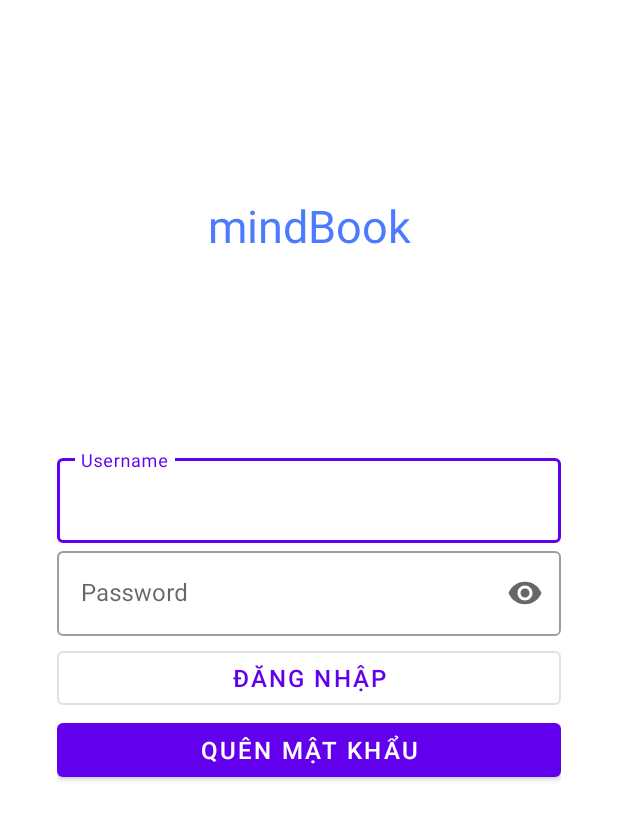
After one commit to maytinhdibo/mindBook, an Android app: the LoginActivity screen opened directly, with no data from a screen before it, on a phone screen of 412 x 824 dp. The commit adds this screen. Shown: the top 820 px of the screen. Run offline under Robolectric (Android 15) with nearby library versions, the phone set to English and light mode, and no system bars.

Commit message:
fix login

```diff
--- /dev/null
+++ b/app/src/main/java/com/mtc/mindbook/LoginActivity.java
@@ -0,0 +1,18 @@
+package com.mtc.mindbook;
+
+import androidx.appcompat.app.AppCompatActivity;
+
+import android.os.Bundle;
+import android.view.View;
+
+public class LoginActivity extends AppCompatActivity {
+
+    @Override
+    protected void onCreate(Bundle savedInstanceState) {
+        super.onCreate(savedInstanceState);
+        setContentView(R.layout.activity_login);
+    }
+
+    public void onLoginClicked(View view) {
+    }
+}
--- /dev/null
+++ b/app/src/main/res/layout/activity_login.xml
@@ -0,0 +1,83 @@
+<?xml version="1.0" encoding="utf-8"?>
+<androidx.constraintlayout.widget.ConstraintLayout xmlns:android="http://schemas.android.com/apk/res/android"
+    xmlns:app="http://schemas.android.com/apk/res-auto"
+    xmlns:tools="http://schemas.android.com/tools"
+    android:layout_width="match_parent"
+    android:layout_height="match_parent"
+    tools:context=".LoginActivity"
+    android:theme="@style/AppTheme.MaterialCustom"
+    android:background="@color/backgroundNav">
+    <LinearLayout
+        android:id="@+id/linearLayout"
+        android:layout_width="336dp"
+        android:layout_height="wrap_content"
+        android:orientation="vertical"
+        app:layout_constraintBottom_toBottomOf="parent"
+        app:layout_constraintEnd_toEndOf="parent"
+        app:layout_constraintStart_toStartOf="parent"
+        app:layout_constraintTop_toTopOf="parent"
+        tools:layout_editor_absoluteX="38dp">
+
+        <com.google.android.material.textfield.TextInputLayout
+            android:id="@+id/name_field"
+            style="@style/Widget.MaterialComponents.TextInputLayout.OutlinedBox"
+            android:layout_width="match_parent"
+            android:layout_height="wrap_content"
+            android:hint="@string/hint_username">
+
+            <com.google.android.material.textfield.TextInputEditText
+                android:layout_width="match_parent"
+                android:layout_height="wrap_content" />
+
+        </com.google.android.material.textfield.TextInputLayout>
+
+        <com.google.android.material.textfield.TextInputLayout
+            android:id="@+id/password_field"
+            style="@style/Widget.MaterialComponents.TextInputLayout.OutlinedBox"
+            android:layout_width="match_parent"
+            android:layout_height="wrap_content"
+            android:hint="@string/hint_password"
+            app:endIconMode="password_toggle">
+
+            <com.google.android.material.textfield.TextInputEditText
+                android:layout_width="match_parent"
+                android:layout_height="wrap_content"
+                android:inputType="textPassword" />
+
+        </com.google.android.material.textfield.TextInputLayout>
+
+        <com.google.android.material.button.MaterialButton
+            android:id="@+id/login_button"
+            style="@style/Widget.MaterialComponents.Button.OutlinedButton"
+            android:layout_width="match_parent"
+            android:layout_height="wrap_content"
+            android:layout_marginTop="4dp"
+            android:onClick="onLoginClicked"
+            android:text="Đăng nhập"
+            android:textSize="16sp"
+            app:iconTint="@color/colorPrimary"
+            app:layout_constraintEnd_toEndOf="parent"
+            app:layout_constraintStart_toStartOf="parent" />
+
+        <com.google.android.material.button.MaterialButton
+            android:id="@+id/register_button"
+            android:layout_width="match_parent"
+            android:layout_height="wrap_content"
+            android:text="Quên mật khẩu"
+            android:textSize="16sp"
+            app:layout_constraintEnd_toEndOf="parent"
+            app:layout_constraintStart_toStartOf="parent" />
+    </LinearLayout>
+
+    <TextView
+        android:id="@+id/textView2"
+        android:layout_width="wrap_content"
+        android:layout_height="wrap_content"
+        android:text="mindBook"
+        android:textColor="@color/colorPrimary"
+        android:textSize="30sp"
+        app:layout_constraintBottom_toTopOf="@+id/linearLayout"
+        app:layout_constraintEnd_toEndOf="parent"
+        app:layout_constraintStart_toStartOf="parent"
+        app:layout_constraintTop_toTopOf="parent" />
+</androidx.constraintlayout.widget.ConstraintLayout>
--- a/app/src/main/res/values/styles.xml
+++ b/app/src/main/res/values/styles.xml
@@ -1,7 +1,7 @@
 <resources>
 
     <!-- Base application theme. -->
-    <style name="AppTheme" parent="Theme.AppCompat.Light.NoActionBar">
+    <style name="AppTheme" parent="Theme.AppCompat.DayNight.NoActionBar">
         <!-- Customize your theme here. -->
         <item name="android:windowLightStatusBar">true</item>
         <item name="colorPrimary">@color/bottom_nav_item</item>
@@ -9,7 +9,9 @@
         <item name="colorAccent">@color/colorPrimary</item>
 
     </style>
+    <style name="AppTheme.MaterialCustom" parent="Theme.MaterialComponents.Light.NoActionBar">
 
+    </style>
 
     <style name="DetailTheme" parent="Theme.AppCompat.Light.NoActionBar">
         <!-- Customize your theme here. -->
```
Also changed, not shown: app/src/main/AndroidManifest.xml (+5 -5 lines), app/src/main/java/com/mtc/mindbook/LoginFragment.java (deleted, +0 -64 lines), app/src/main/java/com/mtc/mindbook/ProfileFragment.java (+8 -5 lines), app/src/main/res/layout/fragment_login.xml (deleted, +0 -96 lines).
